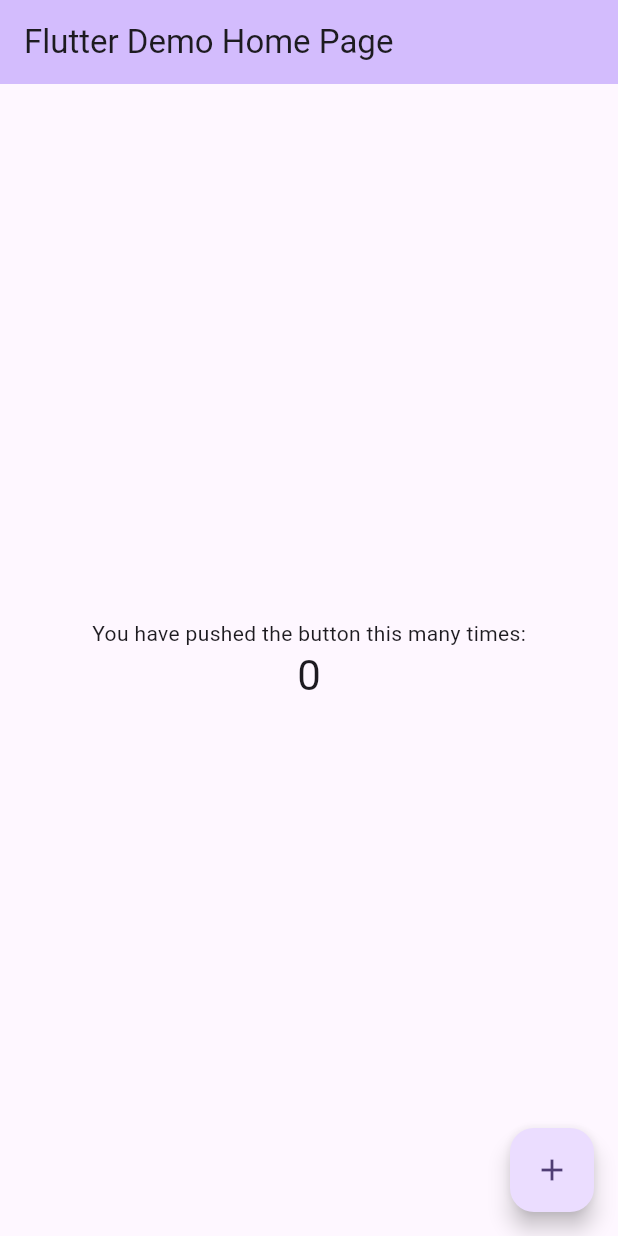
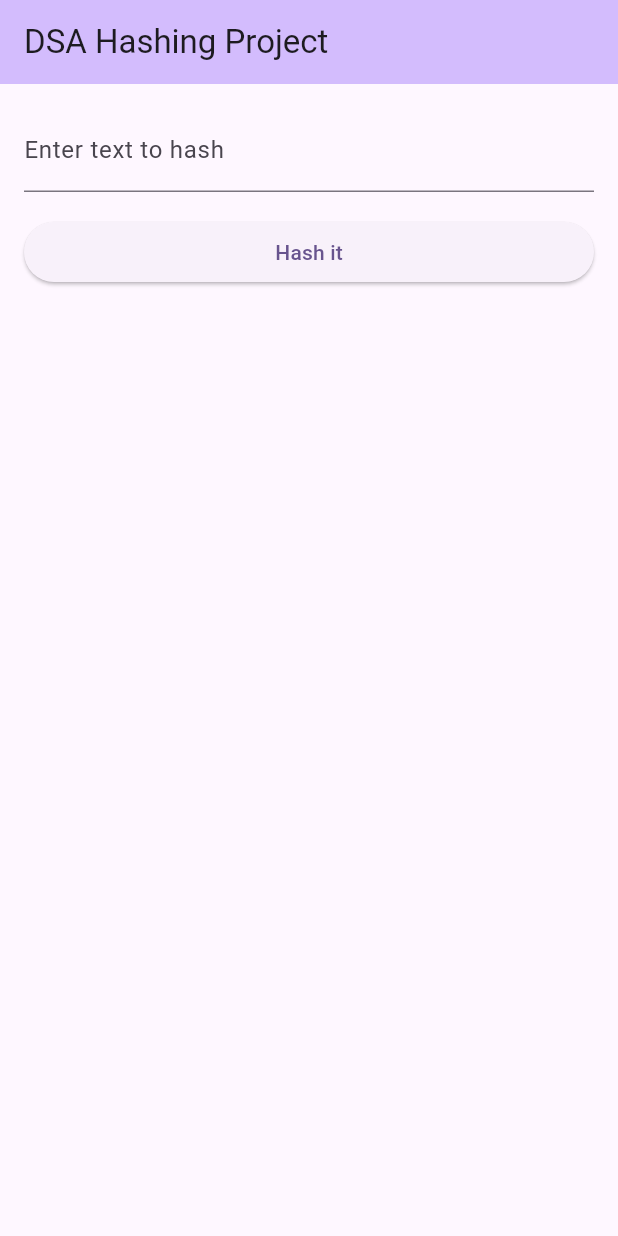
Before and after one commit to joesokhen/dsa_hash, a Flutter app: the screen it shows after launch, on a phone screen of 412 x 824 dp. Run offline on Flutter 3.47's test engine with Material 3 defaults, Android fonts, the phone set to English and light mode, and no system bars; missing offline and left inert: cryptography.

Commit message:
Create basic func app, to convert an input to hash value
Signed-off-by: Joe Al Sokhen <jya20008@students.aust.edu.lb>

```diff
--- a/lib/main.dart
+++ b/lib/main.dart
@@ -1,4 +1,7 @@
 import 'package:flutter/material.dart';
+import 'dart:convert';
+
+import 'package:cryptography/cryptography.dart';
 
 void main() {
   runApp(const MyApp());
@@ -11,7 +14,7 @@
   @override
   Widget build(BuildContext context) {
     return MaterialApp(
-      title: 'Flutter Demo',
+      title: 'DSA Hashing Project',
       theme: ThemeData(
         // This is the theme of your application.
         //
@@ -31,7 +34,7 @@
         colorScheme: ColorScheme.fromSeed(seedColor: Colors.deepPurple),
         useMaterial3: true,
       ),
-      home: const MyHomePage(title: 'Flutter Demo Home Page'),
+      home: const MyHomePage(title: "DSA Hashing Project"),
     );
   }
 }
@@ -55,27 +58,26 @@
 }
 
 class _MyHomePageState extends State<MyHomePage> {
-  int _counter = 0;
+  final TextEditingController _inputController = TextEditingController();
+  String? hashedValue;
 
-  void _incrementCounter() {
-    setState(() {
-      // This call to setState tells the Flutter framework that something has
-      // changed in this State, which causes it to rerun the build method below
-      // so that the display can reflect the updated values. If we changed
-      // _counter without calling setState(), then the build method would not be
-      // called again, and so nothing would appear to happen.
-      _counter++;
-    });
+  Future<void> _calculateHash() async {
+    final input = _inputController.text.trim();
+    if (input.isNotEmpty) {
+      final hashAlgorithm = Sha256();
+      final hash = await hashAlgorithm.hash(utf8.encode(input));
+      setState(() {
+        hashedValue = hash.bytes.toString();
+      });
+    } else {
+      setState(() {
+        hashedValue = null;
+      });
+    }
   }
 
   @override
   Widget build(BuildContext context) {
-    // This method is rerun every time setState is called, for instance as done
-    // by the _incrementCounter method above.
-    //
-    // The Flutter framework has been optimized to make rerunning build methods
-    // fast, so that you can just rebuild anything that needs updating rather
-    // than having to individually change instances of widgets.
     return Scaffold(
       appBar: AppBar(
         // TRY THIS: Try changing the color here to a specific color (to
@@ -86,40 +88,38 @@
         // the App.build method, and use it to set our appbar title.
         title: Text(widget.title),
       ),
-      body: Center(
-        // Center is a layout widget. It takes a single child and positions it
-        // in the middle of the parent.
+      body: Padding(
+        padding: const EdgeInsets.all(16.0),
         child: Column(
-          // Column is also a layout widget. It takes a list of children and
-          // arranges them vertically. By default, it sizes itself to fit its
-          // children horizontally, and tries to be as tall as its parent.
-          //
-          // Column has various properties to control how it sizes itself and
-          // how it positions its children. Here we use mainAxisAlignment to
-          // center the children vertically; the main axis here is the vertical
-          // axis because Columns are vertical (the cross axis would be
-          // horizontal).
-          //
-          // TRY THIS: Invoke "debug painting" (choose the "Toggle Debug Paint"
-          // action in the IDE, or press "p" in the console), to see the
-          // wireframe for each widget.
-          mainAxisAlignment: MainAxisAlignment.center,
+          crossAxisAlignment: CrossAxisAlignment.stretch,
           children: <Widget>[
-            const Text(
-              'You have pushed the button this many times:',
+            TextField(
+              controller: _inputController,
+              decoration: const InputDecoration(
+                labelText: 'Enter text to hash',
+              ),
             ),
-            Text(
-              '$_counter',
-              style: Theme.of(context).textTheme.headlineMedium,
+            const SizedBox(height: 16),
+            ElevatedButton(
+              onPressed: _calculateHash,
+              child: const Text('Hash it'),
             ),
+            const SizedBox(height: 16),
+            if (hashedValue != null)
+              const Text(
+                'Hashed value:',
+                style: TextStyle(fontSize: 18),
+              ),
+            if (hashedValue != null)
+              const SizedBox(height: 8),
+            if (hashedValue != null)
+              Text(
+                hashedValue!,
+                style: const TextStyle(fontSize: 16, fontWeight: FontWeight.bold),
+              ),
           ],
         ),
       ),
-      floatingActionButton: FloatingActionButton(
-        onPressed: _incrementCounter,
-        tooltip: 'Increment',
-        child: const Icon(Icons.add),
-      ), // This trailing comma makes auto-formatting nicer for build methods.
     );
   }
 }
```
